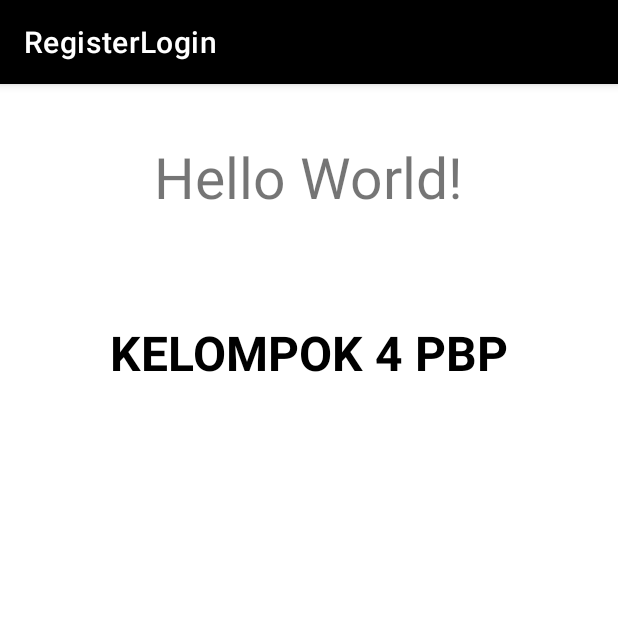
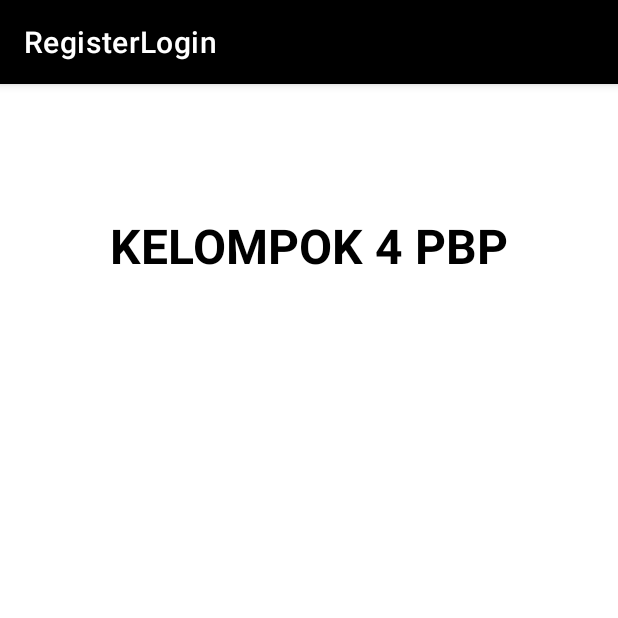
Before and after one commit to AdnSmile/RegisterLogin, an Android app: the MainActivity screen opened directly, with no data from a screen before it, on a phone screen of 412 x 824 dp, the top half of it. Run offline under Robolectric (Android 15) with nearby library versions, the phone set to English and light mode, and no system bars.

Commit message:
hapus textView HelloWorld di activity_main.xml

```diff
--- a/app/src/main/res/layout/activity_main.xml
+++ b/app/src/main/res/layout/activity_main.xml
@@ -10,16 +10,6 @@
     android:layout_margin="16sp"
     >
 
-
-    <TextView
-        android:layout_width="wrap_content"
-        android:layout_height="wrap_content"
-        android:text="Hello World!"
-        android:textSize="38sp"
-        android:layout_marginTop="20dp"
-
-        />
-
     <TextView
         android:layout_width="wrap_content"
         android:layout_height="wrap_content"
```
